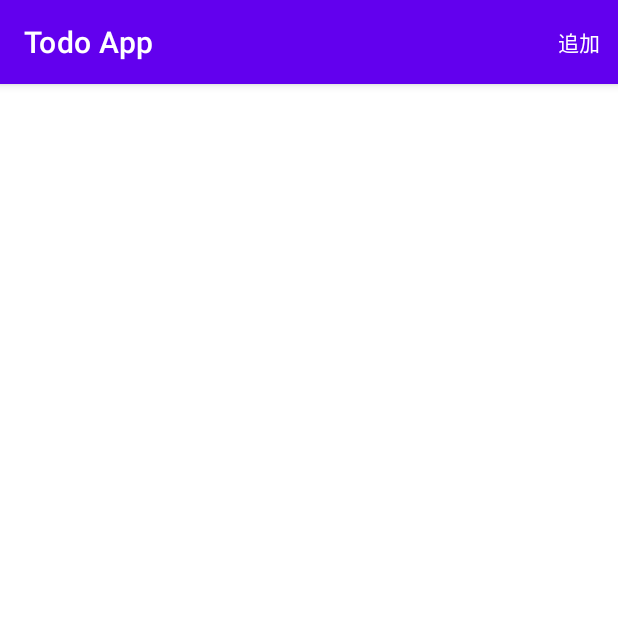
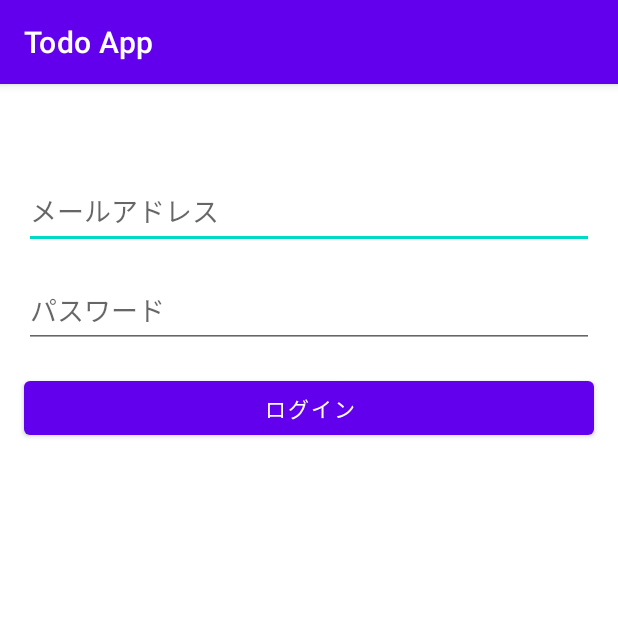
Before and after one commit to ryotatanks9981/TodoAppForKotlin, an Android app: the screen it shows after launch (MainActivity before the commit, LoginActivity after it), on a phone screen of 412 x 824 dp, the top half of it. Run offline under Robolectric (Android 15) with nearby library versions, the phone set to English and light mode, and no system bars; our stand-ins replace Firebase (no records; nobody signed in at launch, a user with empty details on screens opened directly).

Commit message:
todoの追加

```diff
--- a/app/build.gradle
+++ b/app/build.gradle
@@ -52,4 +52,5 @@ dependencies {
     implementation 'com.xwray:groupie-databinding:2.3.0'
 
     implementation 'com.google.firebase:firebase-firestore-ktx'
+    implementation 'com.google.firebase:firebase-auth-ktx'
 }
--- a/app/src/main/java/com/example/todoapp/CreateTodoActivity.kt
+++ b/app/src/main/java/com/example/todoapp/CreateTodoActivity.kt
@@ -4,6 +4,7 @@ import android.content.Intent
 import androidx.appcompat.app.AppCompatActivity
 import android.os.Bundle
 import android.widget.Toast
+import com.google.firebase.auth.FirebaseAuth
 import com.google.firebase.firestore.FirebaseFirestore
 import kotlinx.android.synthetic.main.activity_create_todo.*
 import kotlinx.android.synthetic.main.todo_item_cell.*
@@ -11,6 +12,7 @@ import kotlinx.android.synthetic.main.todo_item_cell.*
 class CreateTodoActivity : AppCompatActivity() {
 
     val db = FirebaseFirestore.getInstance()
+    val auth = FirebaseAuth.getInstance()
 
     override fun onCreate(savedInstanceState: Bundle?) {
         super.onCreate(savedInstanceState)
@@ -24,9 +26,10 @@ class CreateTodoActivity : AppCompatActivity() {
     private fun insertTodo() {
         val title = title_textview_create_todo.text.toString()
         val content = content_textview_create_todo.text.toString()
-
+        val email = auth.currentUser?.email.toString()
 
         val todo = hashMapOf(
+            "owner" to email,
             "title" to title,
             "content" to content,
         )
--- /dev/null
+++ b/app/src/main/res/layout/activity_login.xml
@@ -0,0 +1,49 @@
+<?xml version="1.0" encoding="utf-8"?>
+<androidx.constraintlayout.widget.ConstraintLayout xmlns:android="http://schemas.android.com/apk/res/android"
+    xmlns:app="http://schemas.android.com/apk/res-auto"
+    xmlns:tools="http://schemas.android.com/tools"
+    android:layout_width="match_parent"
+    android:layout_height="match_parent"
+    tools:context=".LoginActivity">
+
+    <EditText
+        android:id="@+id/email_textview_login"
+        android:layout_width="0dp"
+        android:layout_height="50dp"
+        android:layout_marginStart="16dp"
+        android:layout_marginTop="60dp"
+        android:layout_marginEnd="16dp"
+        android:ems="10"
+        android:hint="メールアドレス"
+        android:inputType="textPersonName"
+        app:layout_constraintEnd_toEndOf="parent"
+        app:layout_constraintStart_toStartOf="parent"
+        app:layout_constraintTop_toTopOf="parent" />
+
+    <EditText
+        android:id="@+id/password_textview_login"
+        android:layout_width="0dp"
+        android:layout_height="50dp"
+        android:layout_marginStart="16dp"
+        android:layout_marginTop="16dp"
+        android:layout_marginEnd="16dp"
+        android:ems="10"
+        android:hint="パスワード"
+        android:inputType="textPersonName"
+        app:layout_constraintEnd_toEndOf="parent"
+        app:layout_constraintStart_toStartOf="parent"
+        app:layout_constraintTop_toBottomOf="@+id/email_textview_login" />
+
+    <Button
+        android:id="@+id/login_button_login"
+        android:layout_width="0dp"
+        android:layout_height="wrap_content"
+        android:layout_marginStart="16dp"
+        android:layout_marginTop="16dp"
+        android:layout_marginEnd="16dp"
+        android:text="ログイン"
+        app:layout_constraintEnd_toEndOf="parent"
+        app:layout_constraintStart_toStartOf="parent"
+        app:layout_constraintTop_toBottomOf="@+id/password_textview_login" />
+
+</androidx.constraintlayout.widget.ConstraintLayout>
```
Also changed, not shown: app/src/main/AndroidManifest.xml (+8 -1 lines), app/src/main/java/com/example/todoapp/LoginActivity.kt (added, +82 -0 lines), app/src/main/java/com/example/todoapp/MainActivity.kt (+15 -7 lines).
